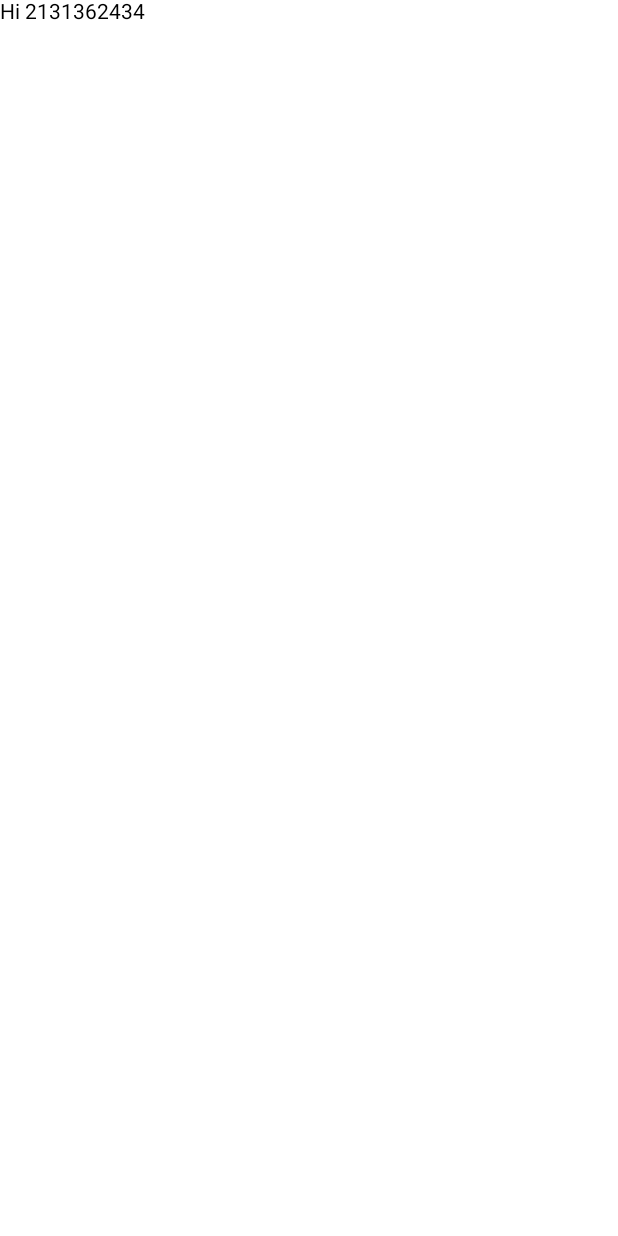
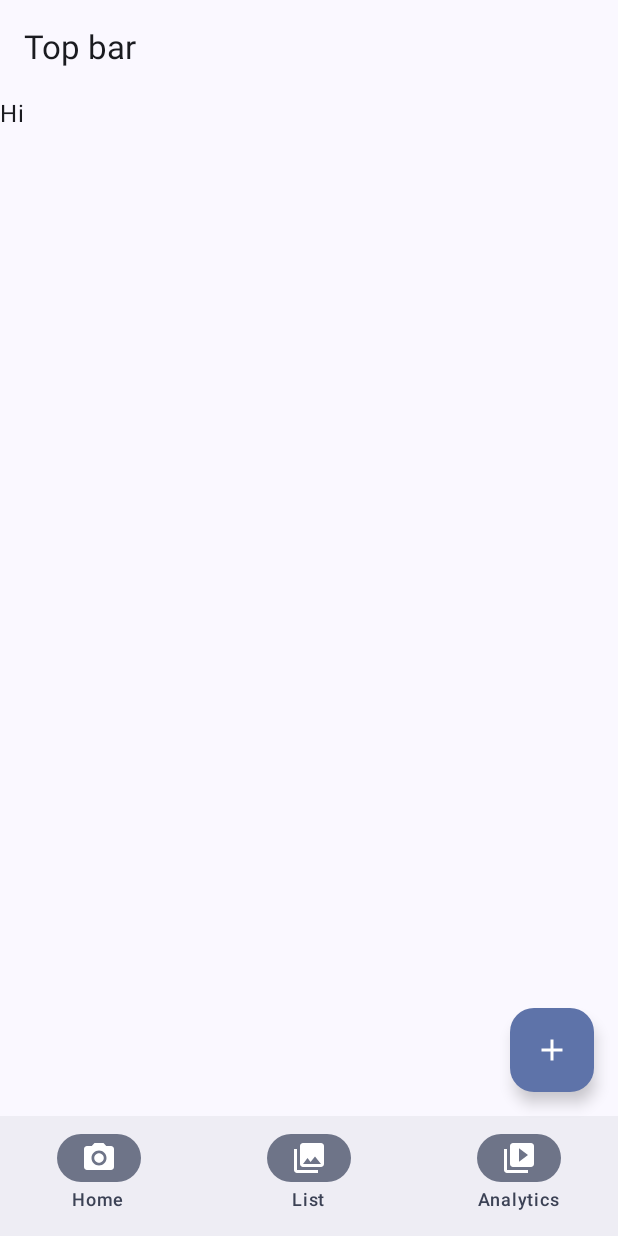
Before and after one commit to brunocastroibarburu94/android-demo, an Android app built with Jetpack Compose: the screen it shows after launch (MainActivity), on a phone screen of 412 x 824 dp. Before the commit the screen is almost empty. Run offline under Robolectric (Android 15) with nearby library versions, the phone set to English and light mode, and no system bars; our stand-ins replace navigation-ui.

Commit message:
Material Scaffolding baby steps

```diff
--- a/app/src/main/java/com/brunocastroibarburu/health_tracker_app/MainActivity.kt
+++ b/app/src/main/java/com/brunocastroibarburu/health_tracker_app/MainActivity.kt
@@ -1,6 +1,9 @@
+@file:OptIn(ExperimentalMaterial3Api::class)
+
 package com.brunocastroibarburu.health_tracker_app
 //import com.brunocastroibarburu.health_tracker_app.R
 // Fragment Framework
+import android.annotation.SuppressLint
 import android.os.Bundle
 //import android.view.Menu
 //import com.google.android.material.snackbar.Snackbar
@@ -17,23 +20,159 @@ import android.os.Bundle
 // Compose Framework
 import androidx.activity.ComponentActivity
 import androidx.activity.compose.setContent
+import androidx.compose.foundation.layout.Column
+import androidx.compose.foundation.layout.RowScope
+import androidx.compose.foundation.layout.fillMaxSize
 import androidx.compose.ui.Modifier
 import androidx.compose.foundation.layout.fillMaxWidth
+import androidx.compose.foundation.layout.padding
+import androidx.compose.material.icons.Icons
+import androidx.compose.material.icons.filled.Add
+import androidx.compose.material3.ExperimentalMaterial3Api
+import androidx.compose.material3.FloatingActionButton
+import androidx.compose.material3.Icon
+import androidx.compose.material3.MaterialTheme
+import androidx.compose.material3.NavigationBar
+import androidx.compose.material3.NavigationBarItem
+import androidx.compose.material3.Scaffold
+import androidx.compose.material3.Surface
 import androidx.compose.material3.Text
+import androidx.compose.material3.TopAppBar
 import androidx.compose.runtime.Composable
+import androidx.compose.ui.res.painterResource
 //import androidx.compose.ui.semantics.Role.Companion.Button
 import androidx.navigation.compose.rememberNavController
+import com.brunocastroibarburu.health_tracker_app.ui.theme.HealthTrackerApplicationTheme
+import com.brunocastroibarburu.health_tracker_app.ui.theme.*
 
 //@Composable
 //fun MyScreen(onNavigate: (Int) -> Unit) {
 //    Button(onClick = { onNavigate(R.id.nav_profile) } { /* ... */ }
 //}
+sealed class BottomNavItem(
+    var title: String,
+    var icon: Int
+) {
+    object Home :
+        BottomNavItem(
+            "Home",
+            R.drawable.ic_menu_camera
+        )
+
+    object List :
+        BottomNavItem(
+            "List",
+            R.drawable.ic_menu_gallery
+        )
+
+    object Analytics :
+        BottomNavItem(
+            "Analytics",
+            R.drawable.ic_menu_slideshow
+        )
+
+//    object Profile :
+//        BottomNavItem(
+//            "Profile",
+//            R.drawable.baseline_person_24
+//        )
+}
+
 @Composable
-fun MainPage(){
-    val navController = rememberNavController()
-    Text(text = "Hi ${R.id.nav_home}")
+fun RowScope.AddItem(
+    screen: BottomNavItem
+) {
+    NavigationBarItem(
+        // Text that shows bellow the icon
+        label = {
+            Text(text = screen.title)
+        },
+
+        // The icon resource
+        icon = {
+            Icon(
+                painterResource(id = screen.icon),
+                contentDescription = screen.title
+            )
+        },
+
+        // Display if the icon it is select or not
+        selected = true,
+
+        // Always show the label bellow the icon or not
+        alwaysShowLabel = true,
+
+        // Click listener for the icon
+        onClick = {
+            print(screen.icon)
+//            pageId= screen.icon
+        },
+
+        // Control all the colors of the icon
+//        colors = NavigationBarItemDefaults.colors()
+    )
+}
+@Composable
+fun BottomNavigation() {
+
+    val items = listOf(
+        BottomNavItem.Home,
+        BottomNavItem.List,
+        BottomNavItem.Analytics,
+//        BottomNavItem.Profile
+    )
+
+    NavigationBar {
+        items.forEach { item ->
+            AddItem(
+                screen = item
+            )
+        }
+    }
+}
+
+@Composable
+fun SecondaryPage(){} // TODO: Create secondary page to toggle to
+
+@SuppressLint("UnusedMaterial3ScaffoldPaddingParameter")
+@Composable
+fun MainPage(modifier:Modifier = Modifier){
+//    var pageId = 1
+//    if(pageId==1) {
+        HealthTrackerApplicationTheme {
+//            val navController = rememberNavController()
+//            Row(){}
+//            Surface(
+//                modifier = Modifier.fillMaxSize(),
+//                color = GreenLight//MaterialTheme.colorScheme.background
+//            ) {
+//                Text(text = "Hi ${R.id.nav_home}")
+//           6}
+
+            Scaffold(
+                topBar = {
+                    TopAppBar(title = {Text(text = "Top bar")})
+                },
+                bottomBar = {
+                    BottomNavigation()
+                },
+                floatingActionButton = {
+                    FloatingActionButton(onClick = {}) {
+                        Icon(imageVector = Icons.Filled.Add, contentDescription = "add")
+                    }
+                }
+            ) { contentPadding ->
+                Column(modifier.padding(contentPadding)) {
+                    //Column(modifie.padding(contentPadding)) {
+                    Text(text="Hi")
+                }
+            }
+        }
+//    }
+
 
 }
+
 //class MainActivity : AppCompatActivity() { //
 class MainActivity : ComponentActivity(){
 
--- a/app/src/main/java/com/brunocastroibarburu/health_tracker_app/ui/theme/Color.kt
+++ b/app/src/main/java/com/brunocastroibarburu/health_tracker_app/ui/theme/Color.kt
@@ -9,3 +9,6 @@ val Pink80 = Color(0xFFEFB8C8)
 val Purple40 = Color(0xFF6650a4)
 val PurpleGrey40 = Color(0xFF625b71)
 val Pink40 = Color(0xFF7D5260)
+
+val GreenLight = Color(0xFF50B454)
+val GreenDark = Color(0xFF006001)
```
